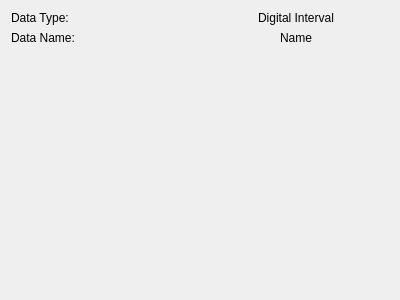
Qt form src/WhiskerToolbox/Media_Widget/MediaInterval_Widget/MediaInterval_Widget.ui (paulmthompson/WhiskerToolbox) before a commit.
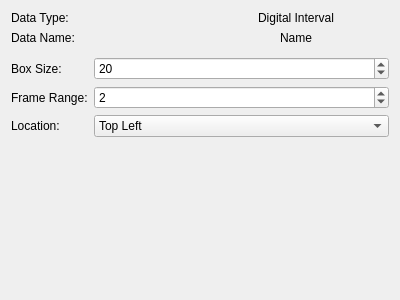
The same form after that commit. Custom widgets are drawn as their Qt base class.

Commit message: feat: Add customizable digital interval indicator controls to MediaInterval_Widget

```diff
--- a/src/WhiskerToolbox/Media_Widget/MediaInterval_Widget/MediaInterval_Widget.ui
+++ b/src/WhiskerToolbox/Media_Widget/MediaInterval_Widget/MediaInterval_Widget.ui
@@ -59,6 +59,90 @@
    <item>
     <widget class="ColorPicker_Widget" name="color_picker" native="true"/>
    </item>
+   <item>
+    <layout class="QFormLayout" name="formLayout">
+     <item row="0" column="0">
+      <widget class="QLabel" name="label_box_size">
+       <property name="text">
+        <string>Box Size:</string>
+       </property>
+      </widget>
+     </item>
+     <item row="0" column="1">
+      <widget class="QSpinBox" name="box_size_spinbox">
+       <property name="toolTip">
+        <string>Size of each interval indicator box in pixels</string>
+       </property>
+       <property name="minimum">
+        <number>10</number>
+       </property>
+       <property name="maximum">
+        <number>50</number>
+       </property>
+       <property name="value">
+        <number>20</number>
+       </property>
+      </widget>
+     </item>
+     <item row="1" column="0">
+      <widget class="QLabel" name="label_frame_range">
+       <property name="text">
+        <string>Frame Range:</string>
+       </property>
+      </widget>
+     </item>
+     <item row="1" column="1">
+      <widget class="QSpinBox" name="frame_range_spinbox">
+       <property name="toolTip">
+        <string>Number of frames before and after current frame to display (+/- range)</string>
+       </property>
+       <property name="minimum">
+        <number>0</number>
+       </property>
+       <property name="maximum">
+        <number>5</number>
+       </property>
+       <property name="value">
+        <number>2</number>
+       </property>
+      </widget>
+     </item>
+     <item row="2" column="0">
+      <widget class="QLabel" name="label_location">
+       <property name="text">
+        <string>Location:</string>
+       </property>
+      </widget>
+     </item>
+     <item row="2" column="1">
+      <widget class="QComboBox" name="location_combobox">
+       <property name="toolTip">
+        <string>Location of interval indicator boxes on the video</string>
+       </property>
+       <item>
+        <property name="text">
+         <string>Top Left</string>
+        </property>
+       </item>
+       <item>
+        <property name="text">
+         <string>Top Right</string>
+        </property>
+       </item>
+       <item>
+        <property name="text">
+         <string>Bottom Left</string>
+        </property>
+       </item>
+       <item>
+        <property name="text">
+         <string>Bottom Right</string>
+        </property>
+       </item>
+      </widget>
+     </item>
+    </layout>
+   </item>
    <item>
     <spacer name="verticalSpacer">
      <property name="orientation">
```
The commit also changes 4 other files.
